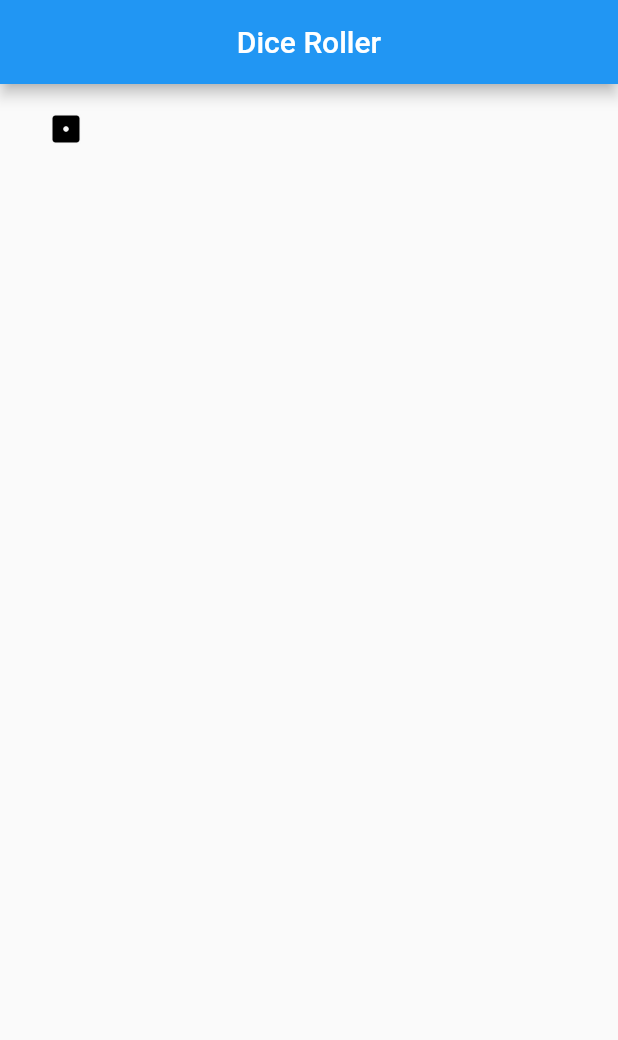
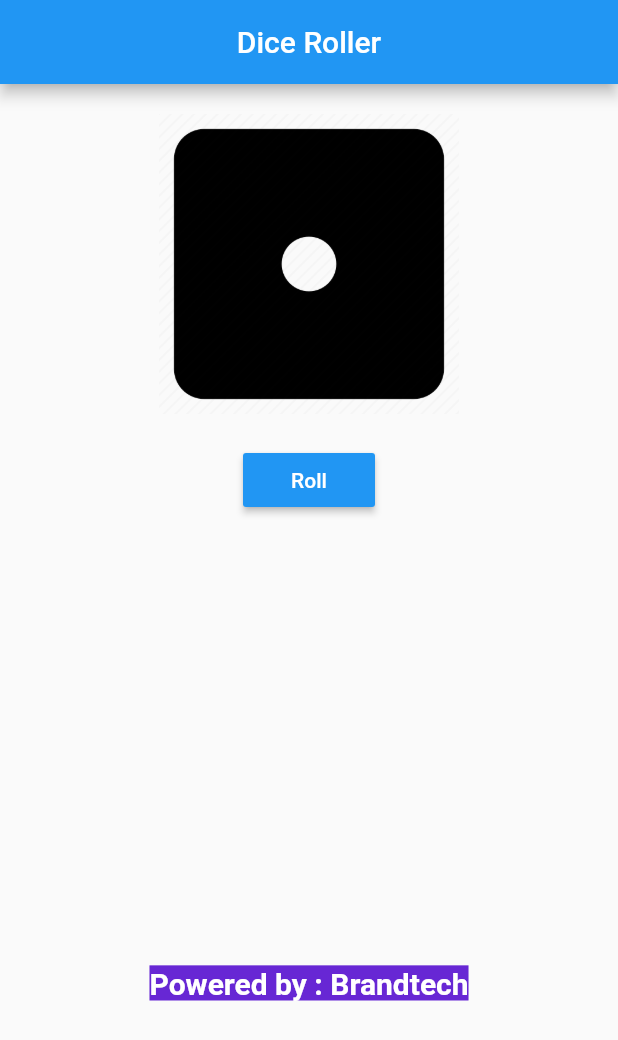
Before and after one commit to bibektimilsina000/Flutter, a Flutter app: the screen it shows after launch, on a phone screen of 412 x 824 dp. Shown: the top 1040 px of the screen. Run offline on Flutter 3.47's test engine with Material 2 defaults, Android fonts, the phone set to English and light mode, and no system bars.

Commit message:
roll_a_dice_app completed

```diff
--- a/projects/roll_a_dice/lib/main.dart
+++ b/projects/roll_a_dice/lib/main.dart
@@ -1,3 +1,5 @@
+import 'dart:math';
+
 import 'package:flutter/material.dart';
 
 void main(List<String> args) {
@@ -16,10 +18,12 @@
 }
 
 class _HomePageState extends State<HomePage> {
-  int numb = 0;
-
-  int roll() {
-    return numb;
+  int state = 1;
+  roll() {
+    setState(() {
+      state = Random().nextInt(6) + 1;
+      ;
+    });
   }
 
   @override
@@ -29,15 +33,35 @@
         centerTitle: true,
         title: const Text("Dice Roller"),
       ),
-      body: Column(
-        children: [
-          const SizedBox(height: 20),
-          Image.asset(
-            "images/dice1.webp",
-            height: 20,
-          ),
-          MaterialButton(onPressed: roll)
-        ],
+      body: Center(
+        child: Column(
+          children: [
+            const SizedBox(height: 20),
+            Image.asset(
+              'images/dice$state.webp',
+              height: 200,
+              width: 200,
+            ),
+            const SizedBox(height: 20),
+            MaterialButton(
+              color: Colors.blue,
+              onPressed: roll,
+              child: const Text(
+                'Roll',
+                style: TextStyle(color: Colors.white),
+              ),
+            ),
+            const SizedBox(height: 300),
+            const Text(
+              "Powered by : Brandtech",
+              style: TextStyle(
+                  fontSize: 20,
+                  fontWeight: FontWeight.bold,
+                  backgroundColor: Color.fromARGB(255, 103, 39, 212),
+                  color: Colors.white),
+            )
+          ],
+        ),
       ),
     );
   }
```
Also changed, not shown: projects/roll_a_dice/flutter_01.png (added).
